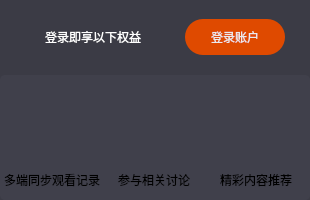
huizhang556/pc-video-player, file VideoPlayer/login/Login.ui: the form before one commit.
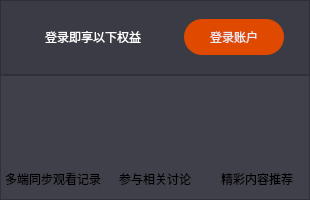
The form after the commit. Icons and pictures are not drawn.

Patch:
```diff
--- a/VideoPlayer/login/Login.ui
+++ b/VideoPlayer/login/Login.ui
@@ -14,8 +14,7 @@
    <string>Dialog</string>
   </property>
   <property name="styleSheet">
-   <string notr="true">border-radius:5px;
-background-color: rgb(59, 59, 69);</string>
+   <string notr="true"/>
   </property>
   <layout class="QVBoxLayout" name="verticalLayout_7">
    <property name="spacing">
```
